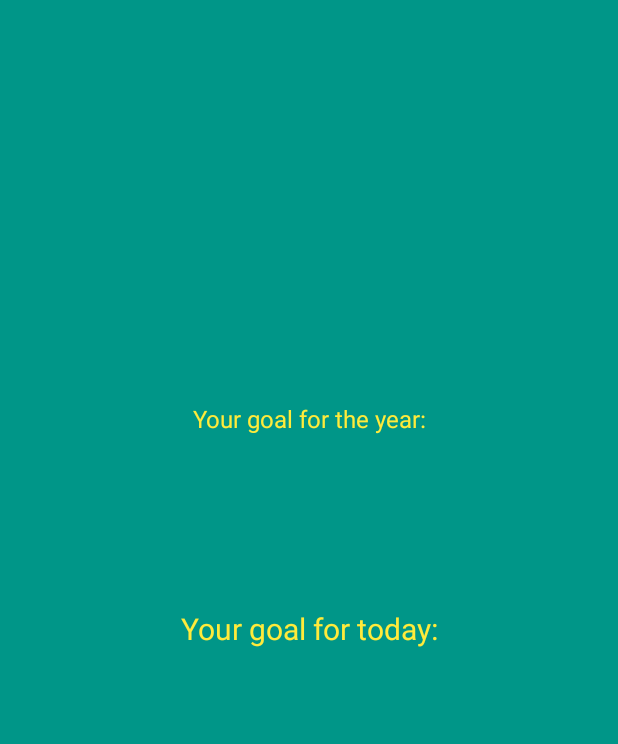
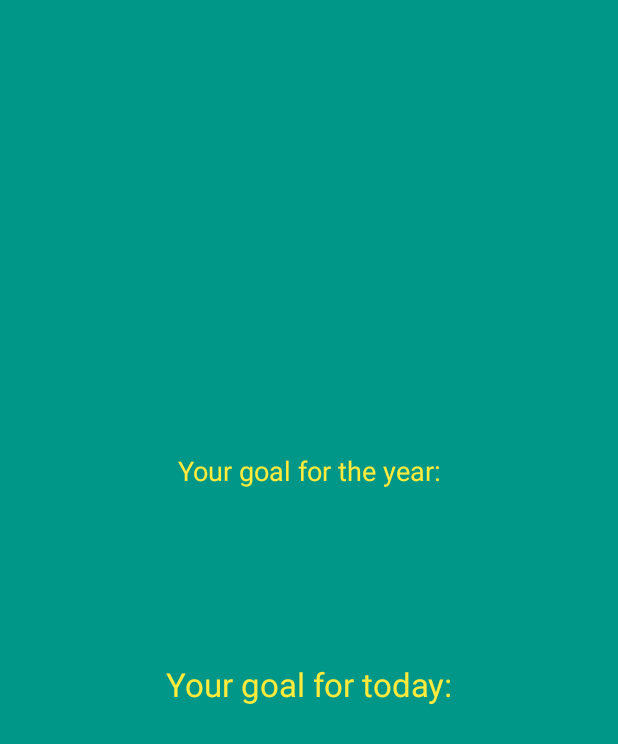
Before and after one commit to Aluxian/NonZeroDay, an Android app: the fragment GoalsFragment shown on its own in the app's theme, on a phone screen of 412 x 824 dp. Shown: the top 744 px of the screen. Run offline under Robolectric (Android 15) with nearby library versions, the phone set to English and light mode, and no system bars; libraries missing offline, so code that uses them is left out: com.activeandroid, com.activeandroid.annotation, com.activeandroid.query, com.devspark.robototextview; plain views replace RobotoTextView; 4 statements that could not run were skipped.

```diff
--- a/app/src/main/res/layout/fragment_goals.xml
+++ b/app/src/main/res/layout/fragment_goals.xml
@@ -22,7 +22,7 @@
             android:layout_marginBottom="8dp"
             android:gravity="center_horizontal"
             android:text="@string/goal_year"
-            android:textSize="16sp"
+            android:textSize="18sp"
             app:typeface="roboto_slab_bold" />
 
         <com.devspark.robototextview.widget.RobotoTextView
@@ -40,7 +40,6 @@
     <LinearLayout
         android:layout_width="match_parent"
         android:layout_height="wrap_content"
-        android:layout_marginBottom="72dp"
         android:orientation="vertical">
 
         <com.devspark.robototextview.widget.RobotoTextView
@@ -49,7 +48,7 @@
             android:layout_marginBottom="8dp"
             android:gravity="center_horizontal"
             android:text="@string/goal_day"
-            android:textSize="20sp"
+            android:textSize="22sp"
             app:typeface="roboto_slab_bold" />
 
         <com.devspark.robototextview.widget.RobotoTextView
```
Also changed, not shown: app/src/main/java/com/aluxian/zerodays/MainActivity.java (+1 -15 lines), 1 other file.
